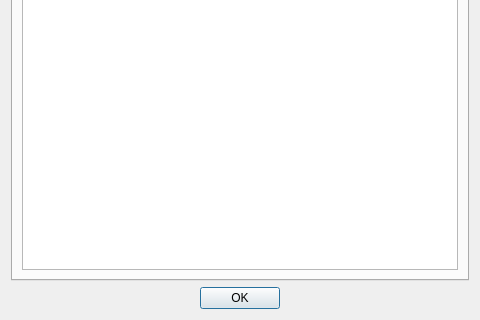
Above: exerciseselectdialog.ui from Dar13/workout-qt before the change; both pictures show x 0 to 480 and y 320 to 640 of the 480 by 640 pixel window. Below: the same form after it.
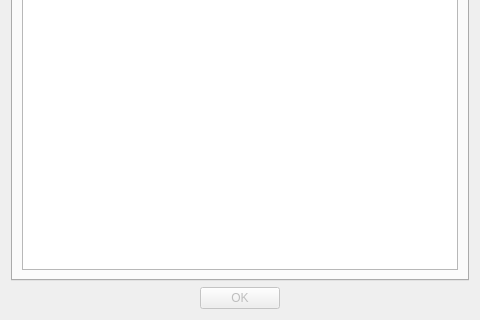
That is the form after the change.

```diff
--- a/exerciseselectdialog.ui
+++ b/exerciseselectdialog.ui
@@ -87,6 +87,9 @@
    </item>
    <item>
     <widget class="QDialogButtonBox" name="buttonBox">
+     <property name="enabled">
+      <bool>false</bool>
+     </property>
      <property name="orientation">
       <enum>Qt::Horizontal</enum>
      </property>
```
Left out of the diff: 18 changed lines with no effect on the pictures.
